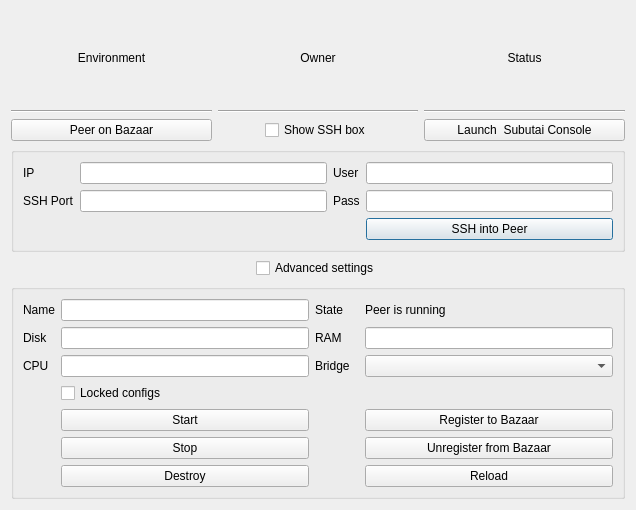
Above: hub/forms/DlgPeer.ui from subutai-io/control-center before the change. Below: the same form after it.
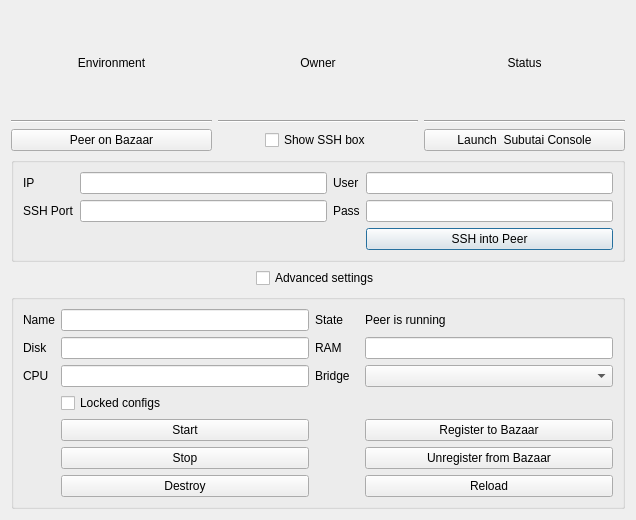
That is the form after the change.

Patch:
```diff
--- a/hub/forms/DlgPeer.ui
+++ b/hub/forms/DlgPeer.ui
@@ -7,7 +7,7 @@
     <x>0</x>
     <y>0</y>
     <width>636</width>
-    <height>510</height>
+    <height>520</height>
    </rect>
   </property>
   <property name="windowTitle">
```
Left out of the diff: 2 changed lines with no effect on the pictures.
